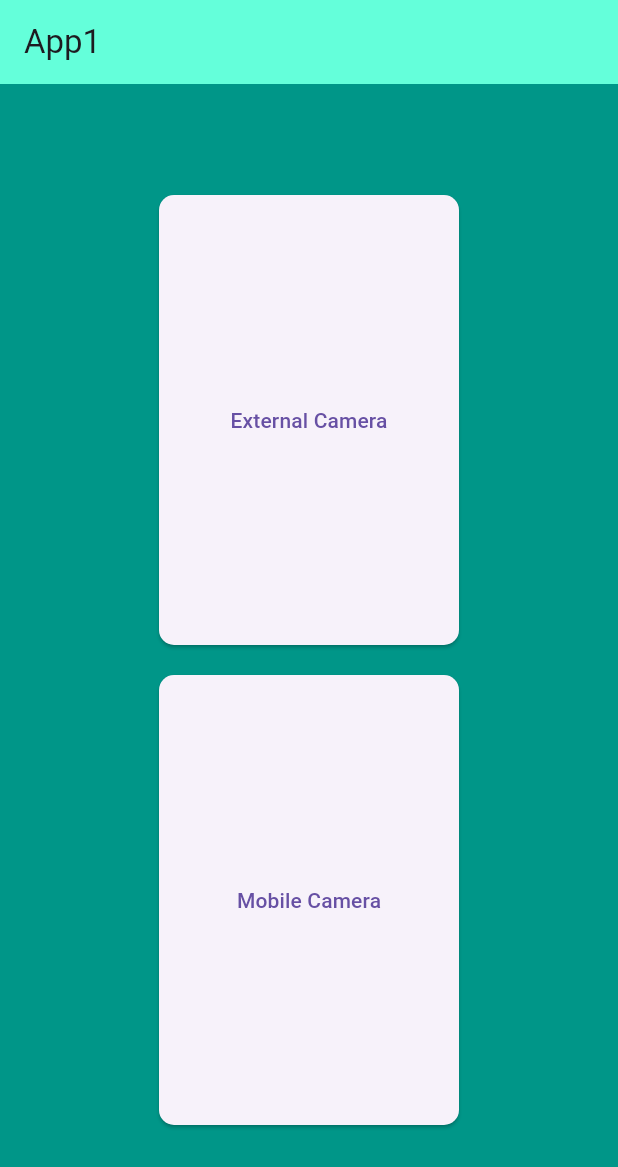
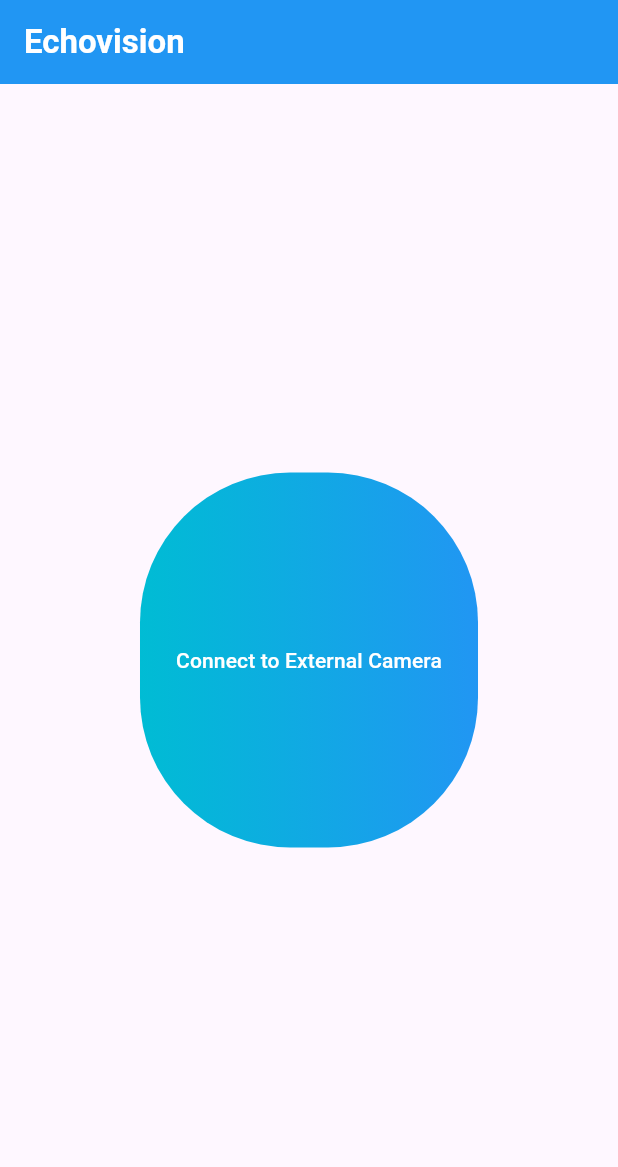
Before and after one commit to PranavSharma26/MajorProject, a Flutter app: the screen it shows after launch, on a phone screen of 412 x 824 dp. Shown: the top 1167 px of the screen. Run offline on Flutter 3.47's test engine with Material 3 defaults, Android fonts, the phone set to English and light mode, and no system bars.

Commit message:
some changes in UI

```diff
--- a/echovision/lib/main.dart
+++ b/echovision/lib/main.dart
@@ -11,51 +11,56 @@ class MyApp extends StatelessWidget {
   Widget build(BuildContext context) {
     return MaterialApp(
       title: 'Build title',
+      debugShowCheckedModeBanner: false,
       theme: ThemeData(
-        appBarTheme: const AppBarTheme(backgroundColor: Colors.tealAccent),
+        appBarTheme: const AppBarTheme(backgroundColor: Colors.blue),
       ),
       home: const HomePage(),
     );
   }
 }
 
-class HomePage extends StatelessWidget {
+class HomePage extends StatefulWidget {
   const HomePage({super.key});
+  @override
+  State<StatefulWidget> createState() => HomeState();
+}
 
+class HomeState extends State<HomePage> {
   @override
   Widget build(BuildContext context) {
     return Scaffold(
-      appBar: AppBar(title: const Text('App1')),
-      backgroundColor: Colors.teal,
+      appBar: AppBar(
+        title: const Text(
+          'Echovision',
+          style: TextStyle(color: Colors.white, fontWeight: FontWeight.w700),
+        ),
+      ),
       body: Center(
         child: Column(
           mainAxisAlignment: MainAxisAlignment.center,
           children: [
-            ElevatedButton(
+            Container(
+              decoration: BoxDecoration(
+                gradient: LinearGradient(colors: [Colors.cyan, Colors.blue]),
+                borderRadius: BorderRadius.circular(100)
+              ),
+
+              child: ElevatedButton(
               style: ElevatedButton.styleFrom(
-                minimumSize: const Size(200, 300),
+                minimumSize: const Size(200, 250),
+                backgroundColor: Colors.transparent,
+                shadowColor: Colors.transparent,
                 shape: RoundedRectangleBorder(
-                  borderRadius: BorderRadius.circular(10),
+                  borderRadius: BorderRadius.circular(80),
                 ),
               ),
               onPressed: () {
-                print('External Camera');
+                print('External Camera Tapped');
               },
-              child: const Text('External Camera'),
+              child: const Text('Connect to External Camera', style: TextStyle(color: Colors.white)),
             ),
-            const SizedBox(height: 20),
-            ElevatedButton(
-              style: ElevatedButton.styleFrom(
-                minimumSize: const Size(200, 300),
-                shape: RoundedRectangleBorder(
-                  borderRadius: BorderRadius.circular(10),
-                ),
-              ),
-              onPressed: () {
-                print('Button2 is Clicked');
-              },
-              child: const Text('Mobile Camera'),
-            ),
+            )
           ],
         ),
       ),
```
